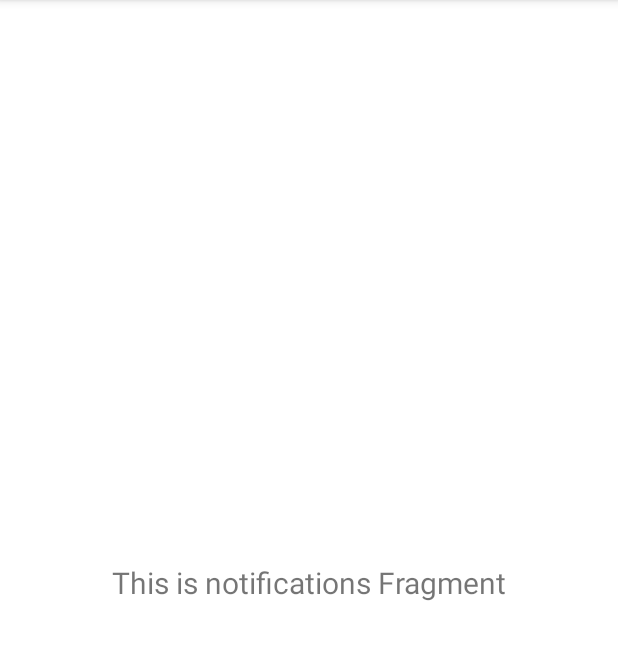
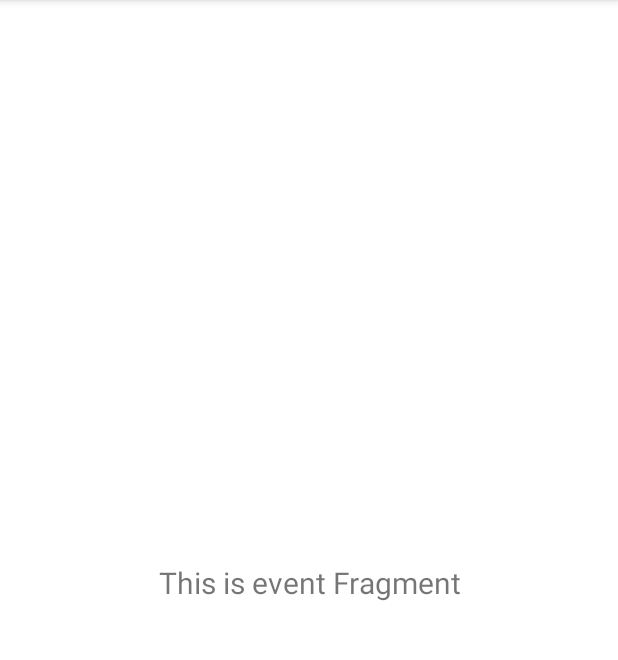
Before and after one commit to antonio-pedro99/SportsUp, an Android app: the fragment EventFragment shown on its own in the app's theme, on a phone screen of 412 x 824 dp, the part 84-744 px from its top. Run offline under Robolectric (Android 15) with nearby library versions, the phone set to English and light mode, and no system bars.

Commit message:
correct Event fragment

```diff
--- a/app/src/main/java/com/sigma/sportsup/ui/events/EventsViewModel.kt
+++ b/app/src/main/java/com/sigma/sportsup/ui/events/EventsViewModel.kt
@@ -7,7 +7,7 @@ import androidx.lifecycle.ViewModel
 class EventsViewModel : ViewModel() {
 
     private val _text = MutableLiveData<String>().apply {
-        value = "This is notifications Fragment"
+        value = "This is event Fragment"
     }
     val text: LiveData<String> = _text
 }
--- a/app/src/main/java/com/sigma/sportsup/ui/search/SearchViewModel.kt
+++ b/app/src/main/java/com/sigma/sportsup/ui/search/SearchViewModel.kt
@@ -7,7 +7,7 @@ import androidx.lifecycle.ViewModel
 class SearchViewModel : ViewModel() {
 
     private val _text = MutableLiveData<String>().apply {
-        value = "This is dashboard Fragment"
+        value = "This is Search Fragment"
     }
     val text: LiveData<String> = _text
 }
--- a/app/src/main/res/layout/activity_main.xml
+++ b/app/src/main/res/layout/activity_main.xml
@@ -1,6 +1,7 @@
 <?xml version="1.0" encoding="utf-8"?>
 <androidx.constraintlayout.widget.ConstraintLayout xmlns:android="http://schemas.android.com/apk/res/android"
     xmlns:app="http://schemas.android.com/apk/res-auto"
+    xmlns:tools="http://schemas.android.com/tools"
     android:id="@+id/container"
     android:layout_width="match_parent"
     android:layout_height="match_parent"
@@ -22,7 +23,7 @@
         android:id="@+id/nav_host_fragment_activity_main"
         android:name="androidx.navigation.fragment.NavHostFragment"
         android:layout_width="match_parent"
-        android:layout_height="match_parent"
+        android:layout_height="729dp"
         app:defaultNavHost="true"
         app:layout_constraintBottom_toTopOf="@id/nav_view"
         app:layout_constraintLeft_toLeftOf="parent"
--- a/app/src/main/res/layout/fragment_profile.xml
+++ b/app/src/main/res/layout/fragment_profile.xml
@@ -4,7 +4,7 @@
     xmlns:tools="http://schemas.android.com/tools"
     android:layout_width="match_parent"
     android:layout_height="match_parent"
-    tools:context=".ui.events.EventFragment">
+    tools:context=".ui.profile.ProfileFragment">
 
     <TextView
         android:id="@+id/text_notifications"
--- a/app/src/main/res/navigation/mobile_navigation.xml
+++ b/app/src/main/res/navigation/mobile_navigation.xml
@@ -19,7 +19,7 @@
 
     <fragment
         android:id="@+id/navigation_events"
-        android:name="com.sigma.sportsup.ui.events."
+        android:name="com.sigma.sportsup.ui.events.EventFragment"
         android:label="@string/title_events"
         tools:layout="@layout/fragment_events" />
     <fragment
```
